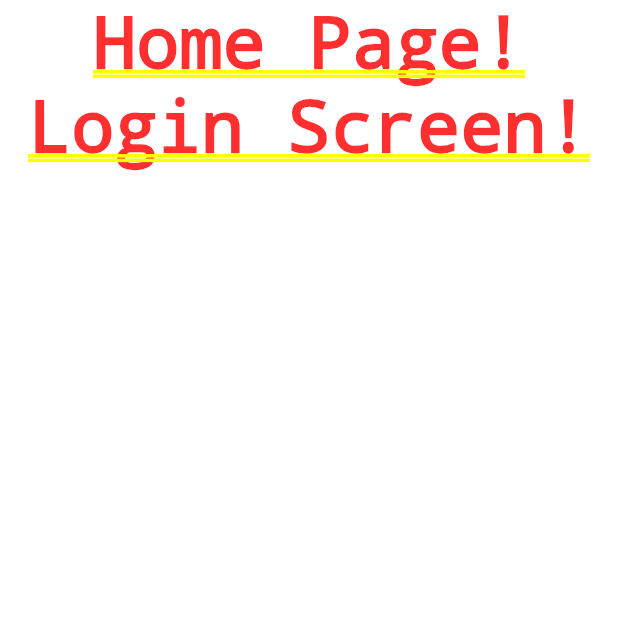
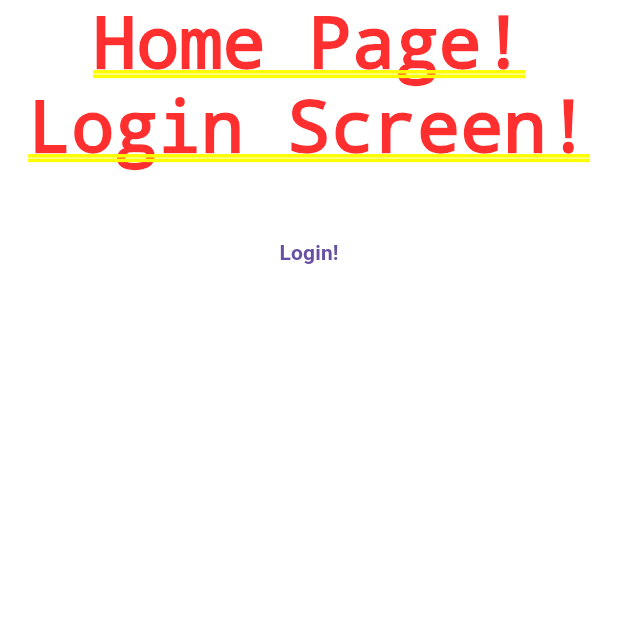
Before and after one commit to meet-dharmesh-gandhi/Blogs, a Flutter app: the screen it shows after launch, on a phone screen of 412 x 824 dp, the top half of it. Run offline on Flutter 3.47's test engine with Material 3 defaults, Android fonts, the phone set to English and light mode, and no system bars.

```diff
--- a/Flutter External Authentication/app/lib/LoginScreen.dart
+++ b/Flutter External Authentication/app/lib/LoginScreen.dart
@@ -1,4 +1,6 @@
 import 'package:flutter/cupertino.dart';
+import 'package:flutter/material.dart';
+import 'package:url_launcher/url_launcher.dart';
 
 class LoginScreen extends StatefulWidget {
   const LoginScreen({super.key});
@@ -8,8 +10,33 @@ class LoginScreen extends StatefulWidget {
 }
 
 class _LoginScreen extends State<LoginScreen> {
+  Future<void> redirectToWebAuth() async {
+    final Uri uriWithParams = Uri.parse("http://localhost:3000?port=56430");
+    if (!await launchUrl(uriWithParams, mode: LaunchMode.externalApplication)) {
+      print("Failed to launch the url!");
+    }
+  }
+
+  @override
+  void initState() {
+    super.initState();
+  }
+
   @override
   Widget build(BuildContext context) {
-    return Center(child: Text("Login Screen!"));
+    return Column(
+      spacing: 30,
+      children: [
+        Text("Login Screen!"),
+        TextButton(
+          onPressed: redirectToWebAuth,
+          style: ButtonStyle(
+            backgroundColor: WidgetStatePropertyAll(Colors.white),
+            padding: WidgetStatePropertyAll(EdgeInsets.all(16)),
+          ),
+          child: Text("Login!", style: TextStyle(fontWeight: FontWeight.bold)),
+        ),
+      ],
+    );
   }
 }
--- a/Flutter External Authentication/app/pubspec.yaml
+++ b/Flutter External Authentication/app/pubspec.yaml
@@ -34,6 +34,8 @@ dependencies:
   # The following adds the Cupertino Icons font to your application.
   # Use with the CupertinoIcons class for iOS style icons.
   cupertino_icons: ^1.0.8
+  url_launcher: ^6.3.2
+  http: ^1.5.0
 
 dev_dependencies:
   flutter_test:
```
Also changed, not shown: Flutter External Authentication/app/pubspec.lock, 5 other files.
